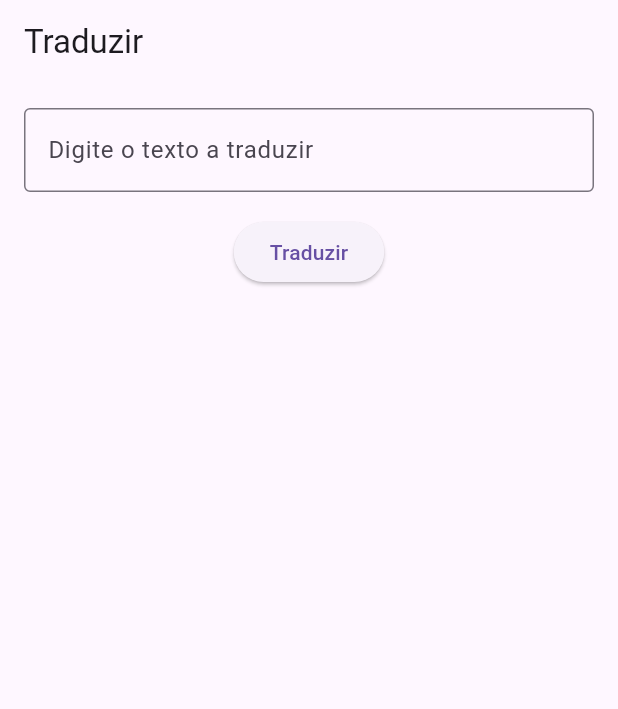
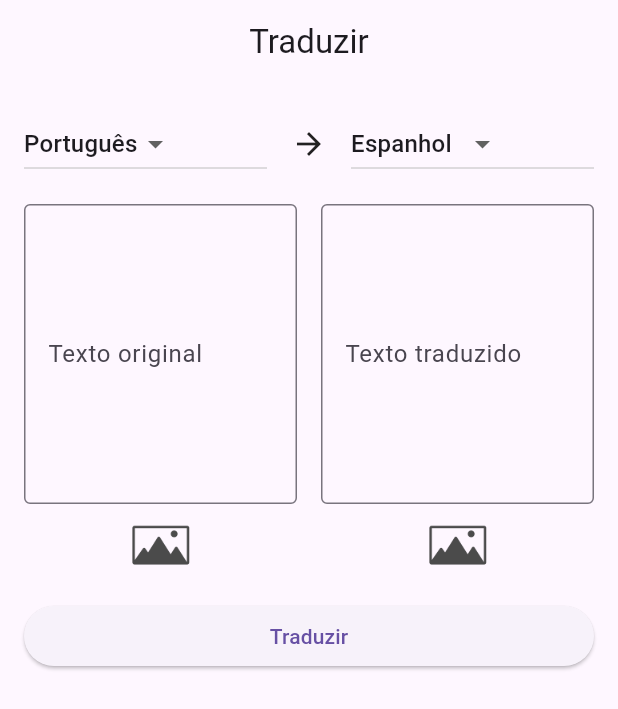
Before and after one commit to felesmanhotto/tradutor-flutter, a Flutter app: the screen it shows after launch, on a phone screen of 412 x 824 dp. Shown: the top 709 px of the screen. Run offline on Flutter 3.47's test engine with Material 3 defaults, Android fonts, the light colour scheme and no system bars.

Commit message:
fixing input and output boxes

```diff
--- a/lib/main.dart
+++ b/lib/main.dart
@@ -28,6 +28,11 @@ class _TradutorHomeState extends State<TradutorHome> {
   final TextEditingController _controller = TextEditingController();
   String _textoTraduzido = '';
 
+  final idiomas = ['Português', 'Inglês', 'Espanhol', 'Francês'];
+
+  String idiomaEntrada = 'Português';
+  String idiomaSaida = 'Espanhol';
+
   void _traduzirTexto() {
     setState(() {
       _textoTraduzido = _controller.text.split('').reversed.join('');
@@ -37,27 +42,126 @@ class _TradutorHomeState extends State<TradutorHome> {
   @override
   Widget build(BuildContext context) {
     return Scaffold(
-      appBar: AppBar(title: Text('Traduzir')),
+      appBar: AppBar(title: Text('Traduzir'), centerTitle: true),
+
       body: Padding(
         padding: const EdgeInsets.all(16.0),
+
         child: Column(
+          crossAxisAlignment: CrossAxisAlignment.stretch,
+
           children: [
-            TextField(
-              controller: _controller,
-              decoration: InputDecoration(
-                labelText: 'Digite o texto a traduzir',
-                border: OutlineInputBorder(),
-              ),
+            Row(
+              children: [
+                Expanded(
+                  child: DropdownButton<String>(
+                    value: idiomaEntrada,
+                    onChanged: (novoValor) {
+                      setState(() {
+                        idiomaEntrada = novoValor!;
+                      });
+                    },
+                    items:
+                        idiomas.map((idioma) {
+                          return DropdownMenuItem<String>(
+                            value: idioma,
+                            child: Text(idioma),
+                          );
+                        }).toList(),
+                  ),
+                ),
+
+                const SizedBox(width: 16),
+                const Icon(Icons.arrow_forward),
+                const SizedBox(width: 16),
+
+                Expanded(
+                  child: DropdownButton<String>(
+                    value: idiomaSaida,
+                    onChanged: (novoValor) {
+                      setState(() {
+                        idiomaSaida = novoValor!;
+                      });
+                    },
+                    items:
+                        idiomas.map((idioma) {
+                          return DropdownMenuItem<String>(
+                            value: idioma,
+                            child: Text(idioma),
+                          );
+                        }).toList(),
+                  ),
+                ),
+              ],
             ),
+
             const SizedBox(height: 16),
+
+            Row(
+              crossAxisAlignment: CrossAxisAlignment.start,
+              children: [
+                // Input
+                Expanded(
+                  child: Column(
+                    children: [
+                      SizedBox(
+                        height: 200, // Altura fixa
+                        child: TextField(
+                          controller: _controller,
+                          maxLines: null,
+                          expands: true,
+                          decoration: const InputDecoration(
+                            labelText: 'Texto original',
+                            border: OutlineInputBorder(),
+                          ),
+                        ),
+                      ),
+                      const SizedBox(height: 8),
+                      Image.asset(
+                        'assets/placeholder.png',
+                        height: 40,
+                      ), // bandeira de entrada
+                    ],
+                  ),
+                ),
+
+                const SizedBox(width: 16),
+
+                // Output
+                Expanded(
+                  child: Column(
+                    children: [
+                      SizedBox(
+                        height: 200,
+                        child: TextField(
+                          controller: TextEditingController(
+                            text: _textoTraduzido,
+                          ),
+                          readOnly: true,
+                          maxLines: null,
+                          expands: true,
+                          decoration: const InputDecoration(
+                            labelText: 'Texto traduzido',
+                            border: OutlineInputBorder(),
+                          ),
+                        ),
+                      ),
+                      const SizedBox(height: 8),
+                      Image.asset(
+                        'assets/placeholder.png',
+                        height: 40,
+                      ), // bandeira de saída
+                    ],
+                  ),
+                ),
+              ],
+            ),
+
+            const SizedBox(height: 16),
+
             ElevatedButton(
               onPressed: _traduzirTexto,
               child: const Text('Traduzir'),
-            ),
-            const SizedBox(height: 16),
-            Text(
-              _textoTraduzido,
-              style: const TextStyle(fontSize: 20, fontWeight: FontWeight.bold),
             ),
           ],
         ),
--- a/pubspec.yaml
+++ b/pubspec.yaml
@@ -61,6 +61,8 @@ flutter:
   # assets:
   #   - images/a_dot_burr.jpeg
   #   - images/a_dot_ham.jpeg
+  assets:
+  - assets/
 
   # An image asset can refer to one or more resolution-specific "variants", see
   # https://flutter.dev/to/resolution-aware-images
```
Also changed, not shown: assets/placeholder.png (added).
